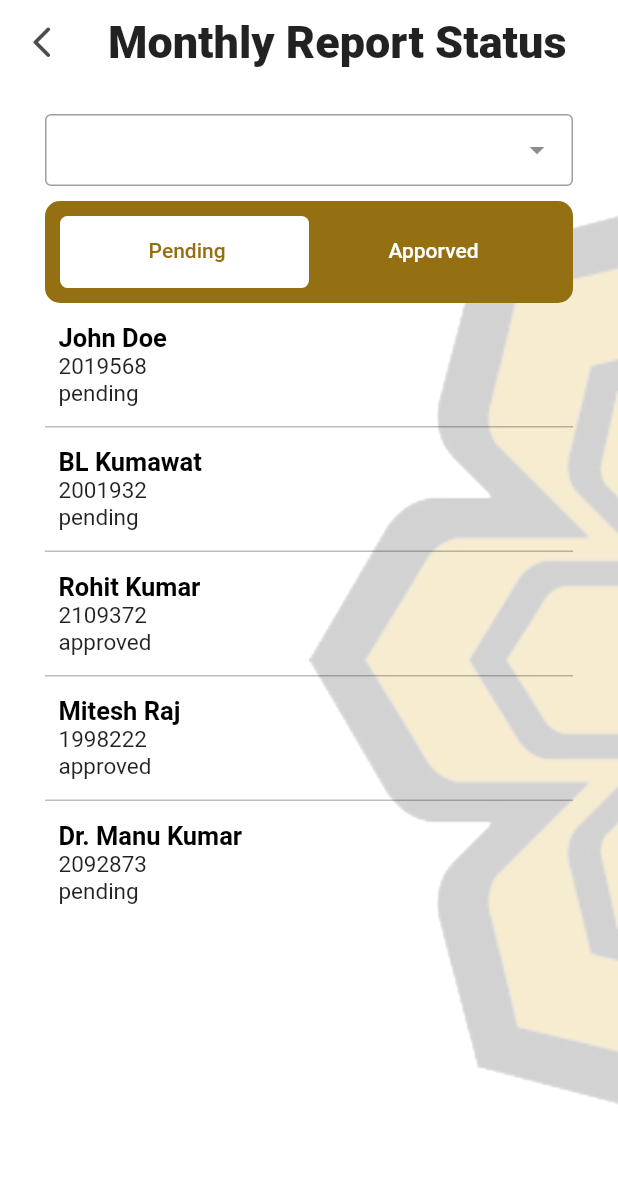
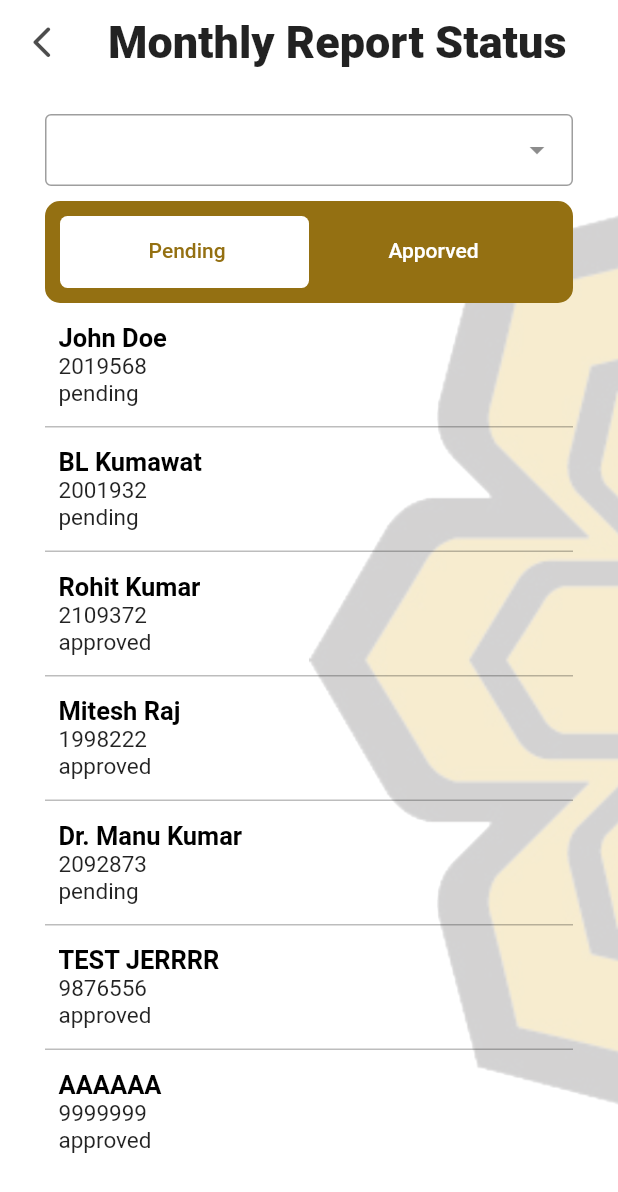
Before and after one commit to KhadijahArizal/Supervisor, a Flutter app: the SMonthlyReport screen opened directly, on a phone screen of 412 x 824 dp. Shown: the top 1192 px of the screen. Run offline on Flutter 3.47's test engine with Material 2 defaults, Android fonts, the light colour scheme and no system bars; drawn by our look-alikes of dropdown_search; our stand-ins replace firebase_core, google_nav_bar; accounts and stored records are empty; Roboto replaces fonts that are missing (Futura).

Commit message:
studentName.dart

```diff
--- a/lib/Screen/StudentList/studentName.dart
+++ b/lib/Screen/StudentList/studentName.dart
@@ -29,4 +29,16 @@ final List<Map<String, dynamic>> allUsers = [
     "matricNo": "2092873",
     "status": 'pending' // lowercase
   },
+  {
+    "id": 6,
+    "name": "TEST JERRRR",
+    "matricNo": "9876556",
+    "status": 'approved' // lowercase
+  },
+  {
+    "id": 7,
+    "name": "AAAAAA",
+    "matricNo": "9999999",
+    "status": 'approved' // lowercase
+  },
 ];
```
